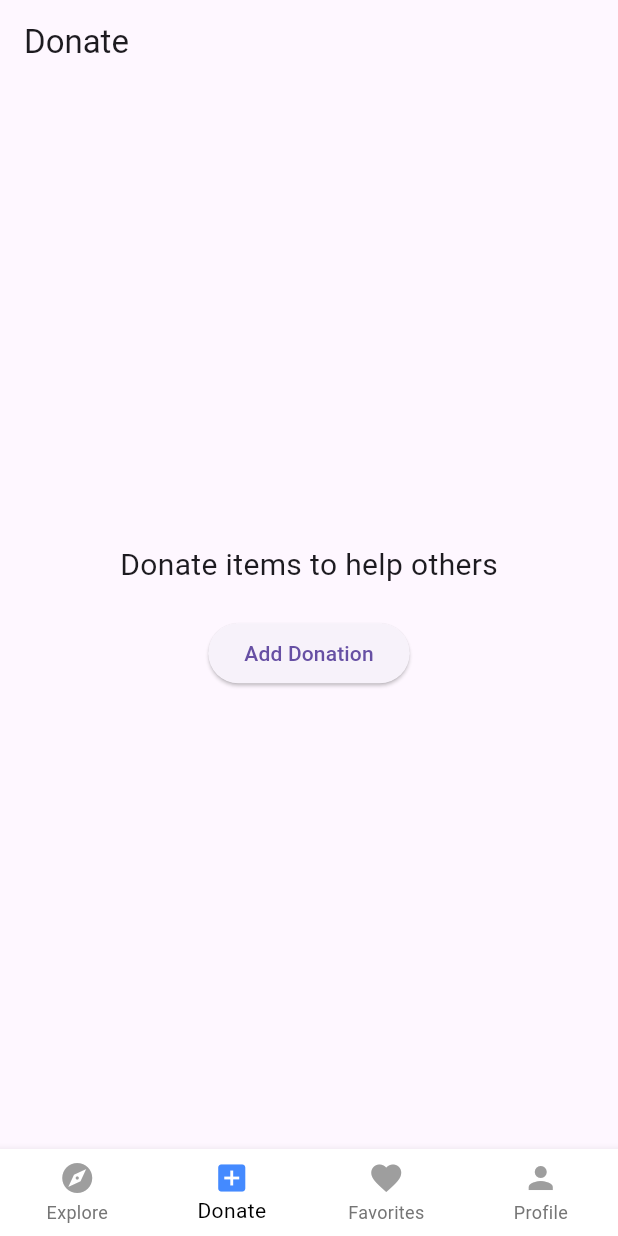
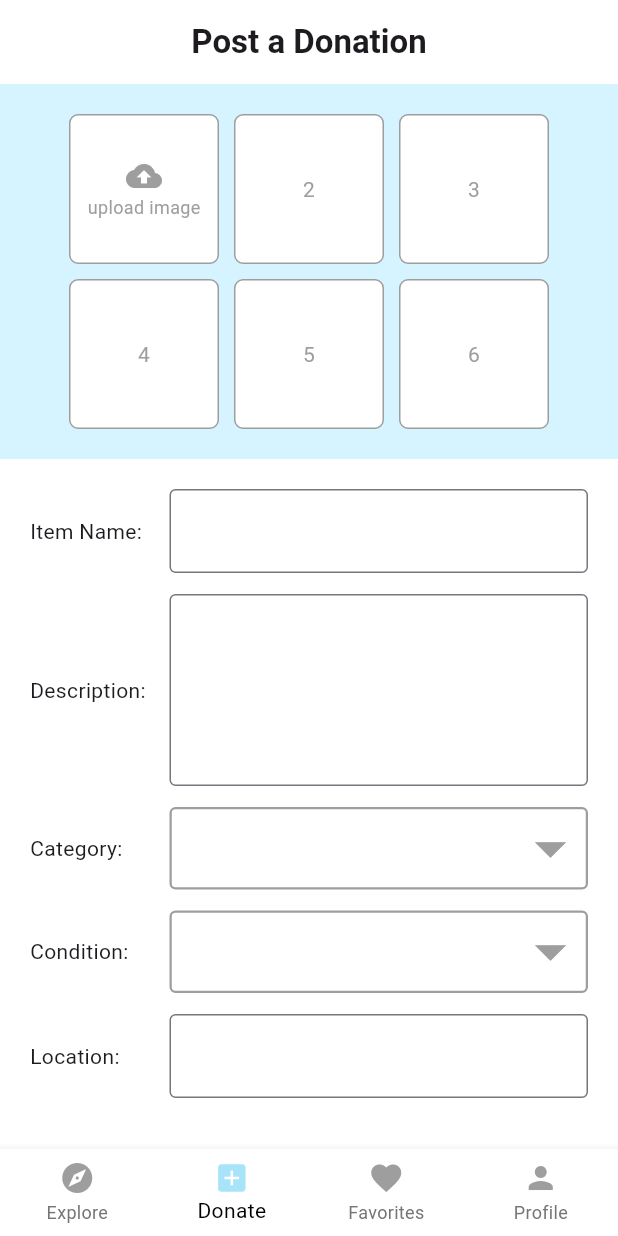
Before and after one commit to Aaronarphaxad/GiveNGet, a Flutter app: the ExploreScreen screen opened directly, item 2 of the bottom bar chosen, on a phone screen of 412 x 824 dp. Run offline on Flutter 3.47's test engine with Material 3 defaults, Android fonts, the light colour scheme and no system bars.

Commit message:
updated donation screen

```diff
--- a/lib/screens/home/donate_screen.dart
+++ b/lib/screens/home/donate_screen.dart
@@ -1,36 +1,145 @@
 import 'package:flutter/material.dart';
 import '../add_donation_screen.dart';
 
-class DonateScreen extends StatelessWidget {
+class DonateScreen extends StatefulWidget {
   const DonateScreen({super.key});
+
+  @override
+  State<DonateScreen> createState() => _DonateScreenState();
+}
+
+class _DonateScreenState extends State<DonateScreen> {
+   String? _selectedItem; // Stores selected item
+  List<String> _items = ["Option 1", "Option 2", "Option 3", "Option 4"];
 
   @override
   Widget build(BuildContext context) {
     return Scaffold(
+      backgroundColor: Colors.white,
       appBar: AppBar(
-        automaticallyImplyLeading: false, // Remove the back button
-        title: const Text('Donate'),
+        backgroundColor: Colors.white,
+        title: Text("Post a Donation", style: TextStyle(fontWeight: FontWeight.bold),),
+        centerTitle: true,
       ),
-      body: Center(
+      body: SingleChildScrollView(
         child: Column(
-          mainAxisAlignment: MainAxisAlignment.center,
           children: [
-            const Text(
-              'Donate items to help others',
-              style: TextStyle(fontSize: 20),
+            Container( //where uploaded images will go
+              color: const Color(0xFFD6F4FF),
+              height: 250,
+              child: Column(
+                mainAxisAlignment: MainAxisAlignment.center,
+                children: [
+                Row(
+                  mainAxisAlignment: MainAxisAlignment.center,
+                  children: [
+                    UploadImageWidget(child: Column(
+                      mainAxisAlignment: MainAxisAlignment.center,
+                      children: [
+                        Icon(Icons.cloud_upload,color: Colors.grey,),
+                        Text('upload image',style: TextStyle(color: Colors.grey, fontSize: 12),)
+                      ],
+                    ),
+                    ),
+                     SizedBox(width: 10,),
+                    UploadImageWidget(
+                      child: Center(child: Text('2',style: TextStyle(color: Colors.grey),),),
+                    ),
+                     SizedBox(width: 10,),
+                    UploadImageWidget(
+                       child: Center(child: Text('3',style: TextStyle(color: Colors.grey),),),
+                    ),
+                  ],
+                ),
+                SizedBox(height: 10,),
+                Row(
+                  mainAxisAlignment: MainAxisAlignment.center,
+                  children: [
+                    UploadImageWidget(
+                      child: Center(child: Text('4',style: TextStyle(color: Colors.grey),),),
+                    ),
+                     SizedBox(width: 10,),
+                    UploadImageWidget(
+                       child: Center(child: Text('5',style: TextStyle(color: Colors.grey),),),
+                    ),
+                     SizedBox(width: 10,),
+                    UploadImageWidget(
+                       child: Center(child: Text('6',style: TextStyle(color: Colors.grey),),),
+                    ),
+                  ],
+                ),
+                ],
+              ),
             ),
-            const SizedBox(height: 20),
+            SizedBox(height: 20),
+            CustomTextInput(customInputLabel: 'Item Name:',),
+            SizedBox(height: 14,),
+            CustomTextInput(customInputLabel: 'Description:',maxLines: 4,),
+            SizedBox(height: 14,),
+            Row(    //item name input
+              children: [
+              SizedBox(width: 20,),
+              Expanded(child: Text('Category: ')),
+              Expanded(
+                flex: 3,
+                child: Stack(
+                  alignment: Alignment.centerRight,
+                  children: [
+                  Container(
+                    height: 55,
+                    decoration: BoxDecoration(
+                    color: Colors.white,
+                    border: Border.all(
+                      color: Colors.grey,
+                      width: 1.5
+                    ),
+                    borderRadius: BorderRadius.circular(4),
+                  ),),
+                  Icon(Icons.arrow_drop_down, size: 50,color: Colors.grey,),
+                  ],
+                ),
+              ),
+              SizedBox(width: 20,),
+            ],
+            ),
+            SizedBox(height: 14,),
+            Row(    //item name input
+              children: [
+              SizedBox(width: 20,),
+              Expanded(child: Text('Condition: ')),
+              Expanded(
+                flex: 3,
+                child: Stack(
+                  alignment: Alignment.centerRight,
+                  children: [
+                  Container(
+                    height: 55,
+                    decoration: BoxDecoration(
+                    color: Colors.white,
+                    border: Border.all(
+                      color: Colors.grey,
+                      width: 1.5
+                    ),
+                    borderRadius: BorderRadius.circular(4),
+                  ),),
+                  Icon(Icons.arrow_drop_down, size: 50, color: Colors.grey,),
+                  ],
+                ),
+              ),
+              SizedBox(width: 20,),
+            ],
+            ),
+            SizedBox(height: 14,),
+            CustomTextInput(customInputLabel: 'Location:',),
+            SizedBox(height: 40,),
             ElevatedButton(
-              onPressed: () {
-                // Navigate to the Add Donation Screen
-                Navigator.push(
-                  context,
-                  MaterialPageRoute(
-                    builder: (context) => const AddDonationScreen(),
-                  ),
-                );
-              },
-              child: const Text('Add Donation'),
+            onPressed: () {},
+            style: ElevatedButton.styleFrom(
+              minimumSize: Size(350, 40),
+              side: BorderSide(color: Colors.black),
+              backgroundColor: const Color(0xFFD6F4FF),
+              foregroundColor: Colors.black),
+            child: Text('Post', style: TextStyle(fontWeight: FontWeight.bold),),
             ),
           ],
         ),
@@ -38,3 +147,71 @@ class DonateScreen extends StatelessWidget {
     );
   }
 }
+
+class CustomTextInput extends StatefulWidget {
+  final String customInputLabel;
+  int? maxLines = 1;
+
+
+  CustomTextInput({
+    super.key, required this.customInputLabel, this.maxLines,
+  });
+
+  @override
+  State<CustomTextInput> createState() => _CustomTextInputState();
+}
+
+class _CustomTextInputState extends State<CustomTextInput> {
+  @override
+  Widget build(BuildContext context) {
+    return Row(    //item name input
+      children: [
+      SizedBox(width: 20,),
+      Expanded(child: Text(widget.customInputLabel)),
+      Expanded(
+        flex: 3,
+        child: TextField(
+          decoration: InputDecoration(
+            focusedBorder:  OutlineInputBorder(
+              borderSide: BorderSide(color: const Color.fromARGB(255, 73, 181, 220), width: 2)
+            ),
+            border: OutlineInputBorder(),
+          ),
+          maxLines: widget.maxLines,
+        ),
+      ),
+      SizedBox(width: 20,),
+     ],
+    );
+  }
+}
+
+class UploadImageWidget extends StatefulWidget {
+  final Widget child;
+
+
+  UploadImageWidget({
+    super.key, required this.child,
+  });
+
+  @override
+  State<UploadImageWidget> createState() => _UploadImageWidgetState();
+}
+
+class _UploadImageWidgetState extends State<UploadImageWidget> {
+  @override
+  Widget build(BuildContext context) {
+    return Container(
+      height: 100,
+      width: 100,
+      decoration: BoxDecoration(
+        color: Colors.white,
+        border: Border.all(
+          color: Colors.grey,
+        ),
+        borderRadius: BorderRadius.circular(6),
+      ),
+      child: widget.child
+    );
+  }
+}
--- a/lib/screens/home/explore_screen.dart
+++ b/lib/screens/home/explore_screen.dart
@@ -34,7 +34,7 @@ class _ExploreScreenState extends State<ExploreScreen> {
         type: BottomNavigationBarType.fixed,
         selectedItemColor: Colors.black, // Keep the text color same
         unselectedItemColor: Colors.grey.shade600, // Inactive text color
-        selectedIconTheme: const IconThemeData(color: Colors.blueAccent), // More vibrant active icon color
+        selectedIconTheme: const IconThemeData(color: Color.fromARGB(255, 167, 228, 250),), // More vibrant active icon color
         unselectedIconTheme: const IconThemeData(color: Colors.grey), // Inactive icon color
         backgroundColor: Colors.white, // Background color for the bottom bar
         elevation: 5, // Shadow for the bottom bar
```
Also changed, not shown: pubspec.lock, 126 other files.
